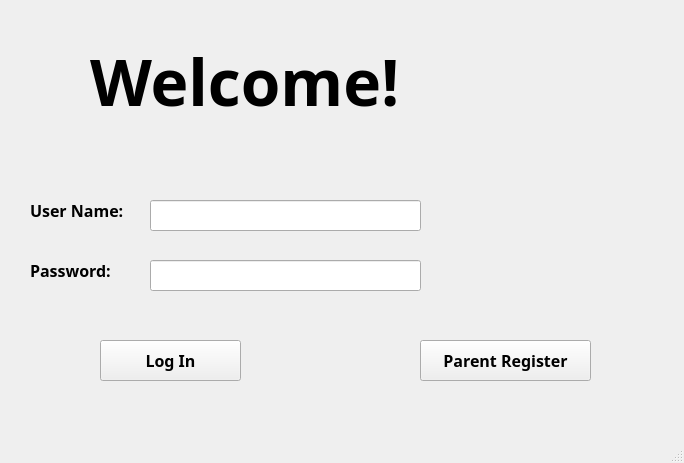
This is src/login/GUI/MainMenu.ui in itay9/SCE_BSMP_2021_Team5 as Qt 5 draws it before an edit. The edited form follows.
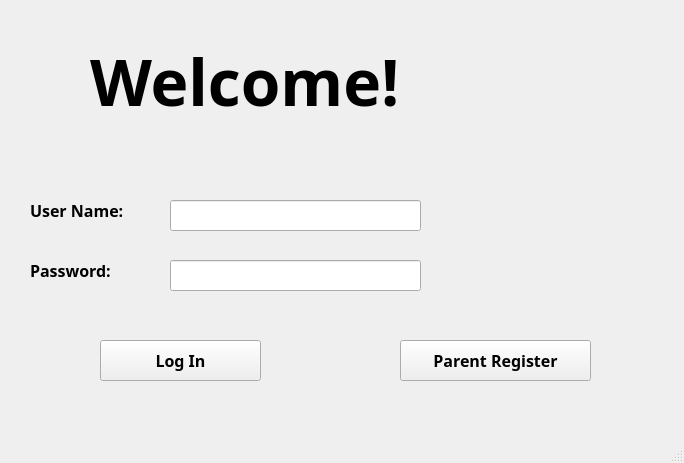
This is the edited form.

Patch:
```diff
--- a/src/login/GUI/MainMenu.ui
+++ b/src/login/GUI/MainMenu.ui
@@ -19,7 +19,7 @@
      <rect>
       <x>100</x>
       <y>340</y>
-      <width>141</width>
+      <width>161</width>
       <height>41</height>
      </rect>
     </property>
@@ -38,9 +38,9 @@
    <widget class="QPushButton" name="parentRegisterButton">
     <property name="geometry">
      <rect>
-      <x>420</x>
+      <x>400</x>
       <y>340</y>
-      <width>171</width>
+      <width>191</width>
       <height>41</height>
      </rect>
     </property>
@@ -61,7 +61,7 @@
      <rect>
       <x>90</x>
       <y>20</y>
-      <width>351</width>
+      <width>481</width>
       <height>121</height>
      </rect>
     </property>
@@ -82,7 +82,7 @@
      <rect>
       <x>30</x>
       <y>200</y>
-      <width>111</width>
+      <width>131</width>
       <height>21</height>
      </rect>
     </property>
@@ -122,9 +122,9 @@
    <widget class="QLineEdit" name="userNameInput">
     <property name="geometry">
      <rect>
-      <x>150</x>
+      <x>170</x>
       <y>200</y>
-      <width>271</width>
+      <width>251</width>
       <height>31</height>
      </rect>
     </property>
@@ -132,9 +132,9 @@
    <widget class="QLineEdit" name="pwInput">
     <property name="geometry">
      <rect>
-      <x>150</x>
+      <x>170</x>
       <y>260</y>
-      <width>271</width>
+      <width>251</width>
       <height>31</height>
      </rect>
     </property>
```
Left out of the diff: 2 changed lines with no effect on the pictures.
